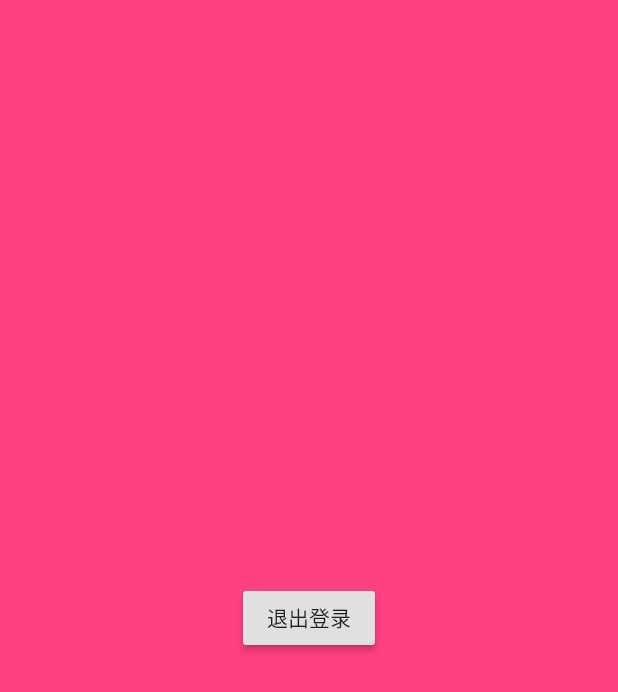
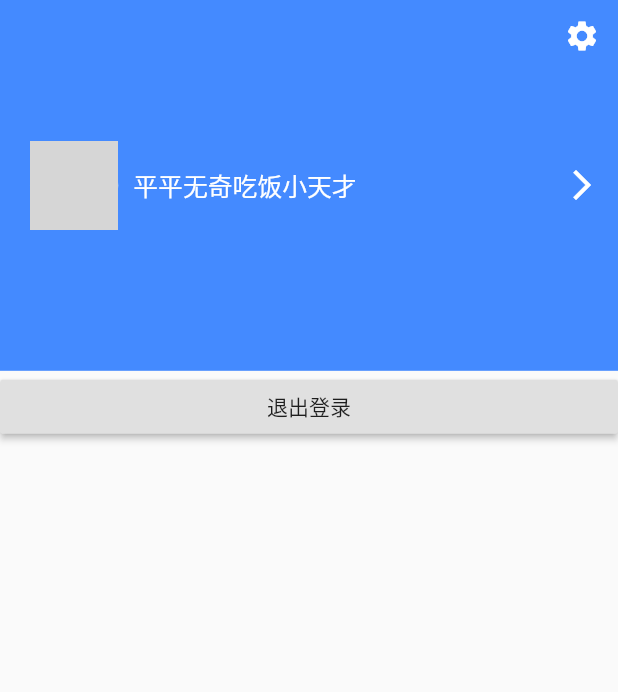
Before and after one commit to shiguo2021/flutter, a Flutter app: the MePage screen opened directly, on a phone screen of 412 x 824 dp. Shown: the top 692 px of the screen. Run offline on Flutter 3.47's test engine with Material 2 defaults, Android fonts, the phone set to English and light mode, and no system bars; our stand-ins replace dio, fluro, flutter_easyrefresh, flutter_html, flutter_screenutil, flutter_swiper and 2 more; missing offline and left inert: flutter_daydart, keyboard_avoider; accounts and stored records are empty; generated files the repository leaves out were written again; network calls fail; statements that could not run were skipped; grey boxes are pictures that could not be loaded.

Commit message:
添加我的

```diff
--- a/sgflutterdemo/lib/src/app.dart
+++ b/sgflutterdemo/lib/src/app.dart
@@ -15,7 +15,7 @@ class AppPage extends StatelessWidget {
     Routes.configureRoutes(router);
     Application.router = router;
 
-    var screen = ScreenUtilInit(
+    final screen = ScreenUtilInit(
       designSize: Size(414, 896),
       allowFontScaling: false,
       builder: () => MaterialApp(
--- a/sgflutterdemo/lib/src/page/me.dart
+++ b/sgflutterdemo/lib/src/page/me.dart
@@ -5,16 +5,78 @@ class MePage extends StatelessWidget {
   @override
   Widget build(BuildContext context) {
     return Scaffold(
-      body: Container(
-        color: Colors.pinkAccent,
-        child: Center(
-          child: RaisedButton(
-            onPressed: () {
-              Application.router.navigateTo(context, 'login');
-            },
-            child: Text('退出登录'),
+      resizeToAvoidBottomPadding: false,
+      body: Stack(
+        children: [
+          Container(
+            child: MediaQuery.removePadding(
+              context: context,
+              removeTop: true,
+              child: ListView(
+                children: [
+                  Container(
+                    color: Colors.blueAccent,
+                    // padding: EdgeInsets.symmetric(vertical: 30),
+                    height: ScreenUtil().screenHeight * 0.3,
+                    alignment: Alignment.center,
+                    child: Column(
+                      mainAxisAlignment: MainAxisAlignment.center,
+                      children: [
+                        SizedBox(height: MediaQuery.of(context).padding.top),
+                        Container(
+                            margin: EdgeInsets.symmetric(vertical: 30),
+                            child: Row(
+                              mainAxisAlignment: MainAxisAlignment.spaceBetween,
+                              children: [
+                                Row(
+                                  children: [
+                                    SizedBox(width: 20),
+                                    CircleAvatar(
+                                        backgroundImage: NetworkImage(
+                                            'https://gimg2.baidu.com/image_search/src=http%3A%2F%2F5b0988e595225.cdn.sohucs.com%2Fq_70%2Cc_zoom%2Cw_640%2Fimages%2F20191226%2Fdcdd724d003145f3b074418bbbc187be.jpeg&refer=http%3A%2F%2F5b0988e595225.cdn.sohucs.com&app=2002&size=f9999,10000&q=a80&n=0&g=0n&fmt=jpeg?sec=1617201806&t=1ee7d1e5f2f8a716d4adb535a1469f2f'),
+                                        radius: ScreenUtil().setHeight(32)),
+                                    SizedBox(width: 10),
+                                    Text('平平无奇吃饭小天才',
+                                        style: TextStyle(
+                                            fontSize: ScreenUtil().setSp(18),
+                                            color: Colors.white))
+                                  ],
+                                ),
+                                IconButton(
+                                    icon: Icon(
+                                      Icons.arrow_forward_ios_outlined,
+                                      color: Colors.white,
+                                    ),
+                                    onPressed: () {
+                                      print('foward');
+                                    })
+                              ],
+                            )),
+                      ],
+                    ),
+                  ),
+                  RaisedButton(
+                    onPressed: () {
+                      Application.router.navigateTo(context, 'login');
+                    },
+                    child: Text('退出登录'),
+                  ),
+                ],
+              ),
+            ),
           ),
-        ),
+          Positioned(
+            right: 0,
+            child: SafeArea(
+              child: IconButton(
+                icon: Icon(Icons.settings, color: Colors.white),
+                onPressed: () {
+                  print('to setting');
+                },
+              ),
+            ),
+          ),
+        ],
       ),
     );
   }
```
Also changed, not shown: sgflutterdemo/lib/src/page/home.dart (+43 -19 lines), 2 other files.
